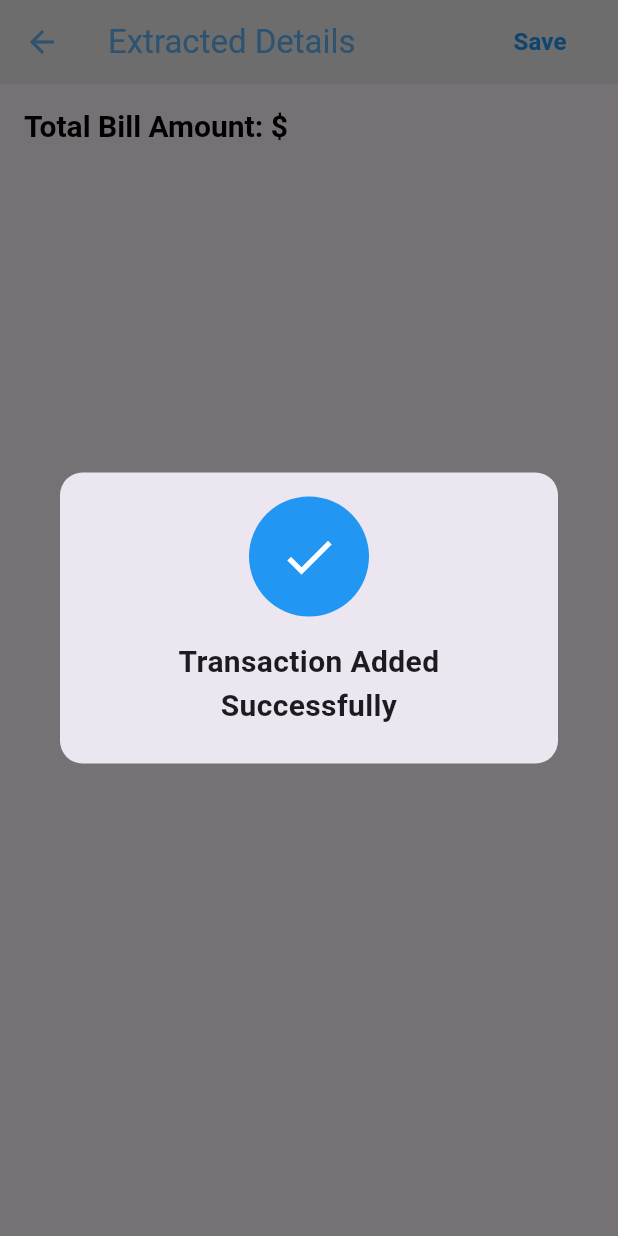
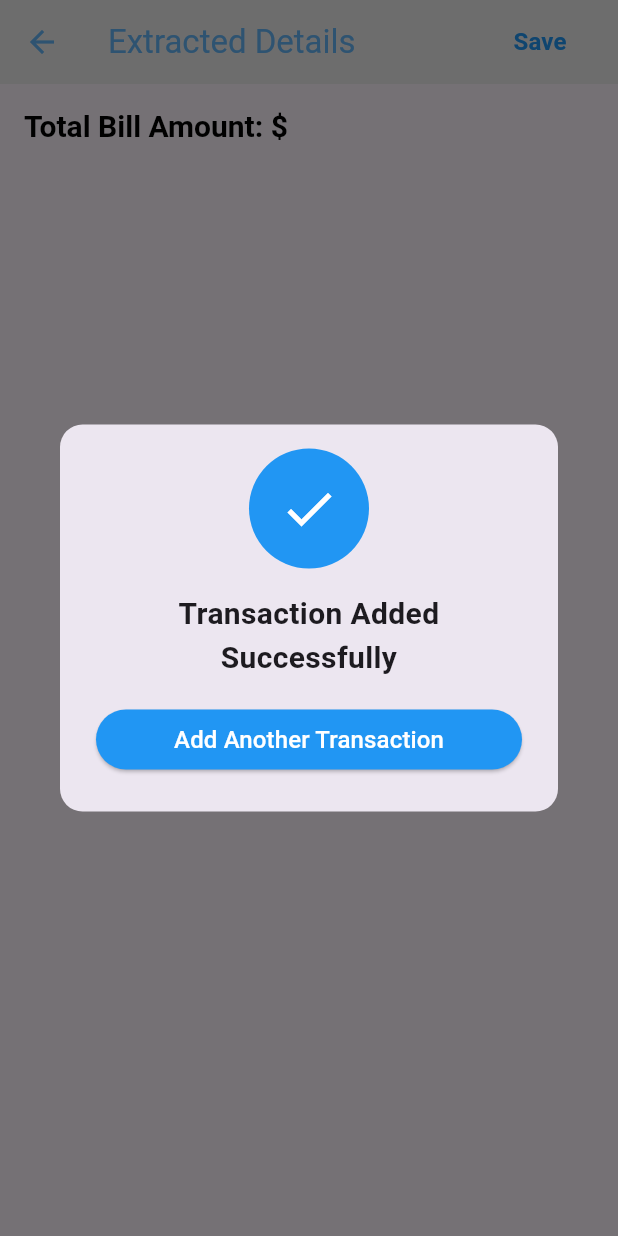
Before and after one commit to Fynaura/fynaura, a Flutter app: the ExtractedTextScreen screen opened directly with empty values, after a tap on "Save", on a phone screen of 412 x 824 dp. Run offline on Flutter 3.47's test engine with Material 3 defaults, Android fonts, the phone set to English and light mode, and no system bars; our stand-ins replace image_picker, shared_preferences; accounts and stored records are empty.

Commit message:
added button to image upload option after successful transaction

```diff
--- a/front-end/lib/pages/ocr/extracted_text_screen.dart
+++ b/front-end/lib/pages/ocr/extracted_text_screen.dart
@@ -35,6 +35,25 @@ class ExtractedTextScreen extends StatelessWidget {
                 textAlign: TextAlign.center,
                 style: TextStyle(fontSize: 20, fontWeight: FontWeight.bold),
               ),
+              const SizedBox(height: 16),
+              SizedBox(
+                width: double.infinity,
+                child: ElevatedButton(
+                  onPressed: () {
+                    Navigator.pop(context);
+                    Navigator.pushReplacement(
+                      context,
+                      MaterialPageRoute(builder: (context) => const OcrScreen()),
+                    );
+                  },
+                  style: ElevatedButton.styleFrom(
+                    backgroundColor: Colors.blue,
+                    padding: const EdgeInsets.symmetric(vertical: 8),
+                  ),
+                  child: const Text("Add Another Transaction", style: TextStyle(color: Colors.white, fontSize: 16)),
+                ),
+              ),
+
 
 
             ],
```
